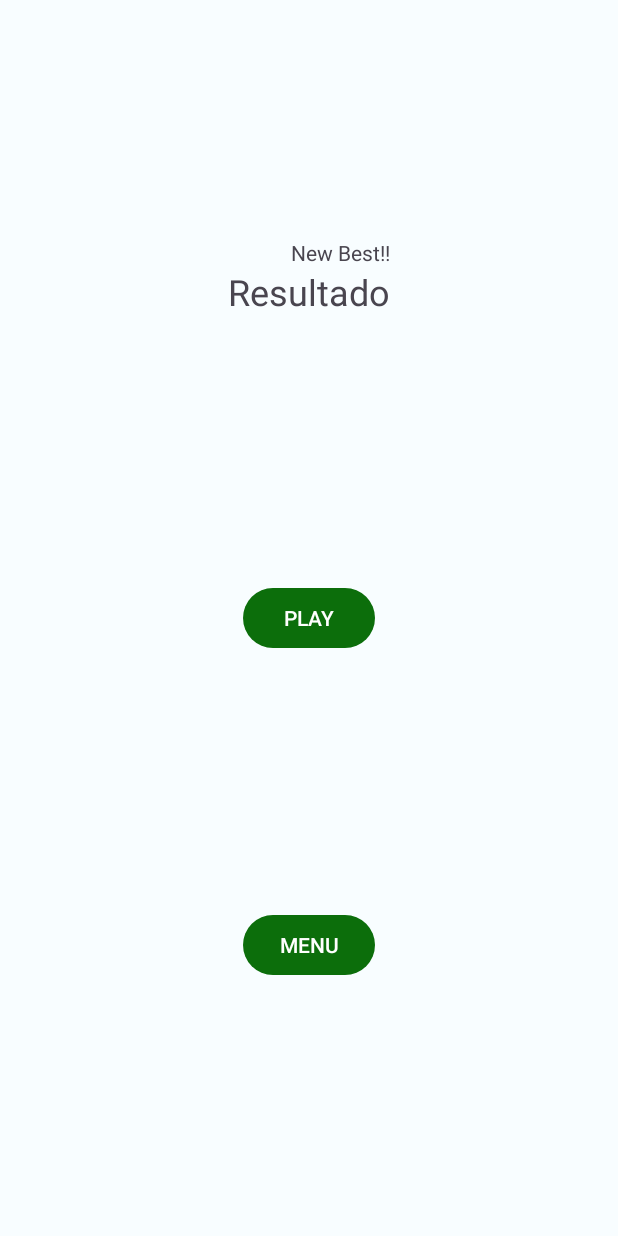
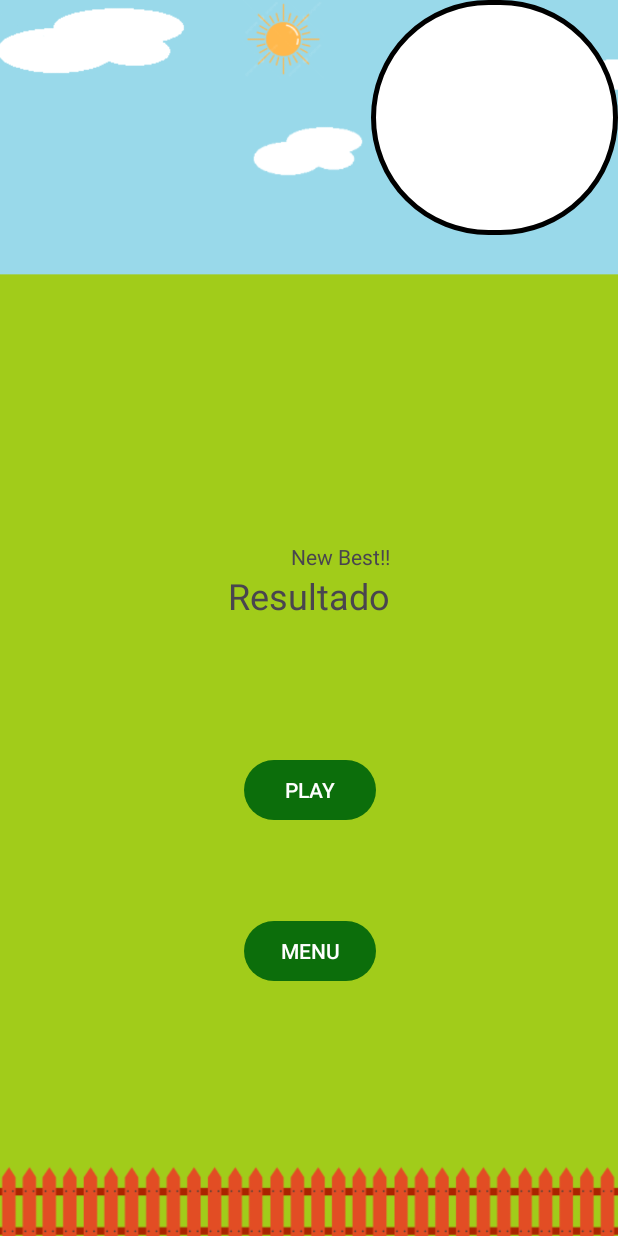
Before and after one commit to RodrigoHdezPimentel/Actividad_Desarrollo_Movil, an Android app: the layout activity_resultado.xml on its own in the app's theme, with its tools: preview values and no code run, on a phone screen of 412 x 824 dp. Run offline under Robolectric (Android 15) with nearby library versions, the phone set to English and light mode, and no system bars.

Commit message:
version actualizada

```diff
--- a/app/src/main/java/com/example/Wacamole/resultado.java
+++ b/app/src/main/java/com/example/Wacamole/resultado.java
@@ -7,6 +7,7 @@ import android.content.Intent;
 import android.os.Bundle;
 import android.view.View;
 import android.widget.Button;
+import android.widget.ImageView;
 import android.widget.TextView;
 import android.widget.Toast;
 
@@ -29,6 +30,7 @@ public class resultado extends AppCompatActivity {
         super.onCreate(savedInstanceState);
         setContentView(R.layout.activity_resultado);
 
+        ImageView goTop = findViewById(R.id.goTablatop);
         Button play = findViewById(R.id.toGame);
         Button menu = findViewById(R.id.toMenu);
         TextView newBest = findViewById(R.id.newBest);
@@ -84,5 +86,14 @@ public class resultado extends AppCompatActivity {
 
             }
         });
+
+        goTop.setOnClickListener(new View.OnClickListener() {
+            @Override
+            public void onClick(View view) {
+                Intent toTabla = new Intent(resultado.this, TablaTop.class);
+                toTabla.putExtra("Nombre", username);
+                startActivity(toTabla);
+            }
+        });
     }
 }
--- a/app/src/main/res/layout/activity_resultado.xml
+++ b/app/src/main/res/layout/activity_resultado.xml
@@ -4,7 +4,20 @@
     xmlns:tools="http://schemas.android.com/tools"
     android:layout_width="match_parent"
     android:layout_height="match_parent"
-    tools:context=".resultado">
+    tools:context=".resultado"
+    >
+
+
+    <ImageView
+        android:id="@+id/background"
+        android:layout_width="0dp"
+        android:layout_height="0dp"
+        android:scaleType="centerCrop"
+        app:layout_constraintBottom_toBottomOf="parent"
+        app:layout_constraintEnd_toEndOf="parent"
+        app:layout_constraintStart_toStartOf="parent"
+        app:layout_constraintTop_toTopOf="parent"
+        app:srcCompat="@drawable/gamebackground" />
 
     <Button
         android:id="@+id/toMenu"
@@ -13,18 +26,20 @@
         android:text="MENU"
         app:layout_constraintBottom_toBottomOf="parent"
         app:layout_constraintEnd_toEndOf="parent"
+        app:layout_constraintHorizontal_bias="0.502"
         app:layout_constraintStart_toStartOf="parent"
-        app:layout_constraintTop_toBottomOf="@+id/toGame" />
+        app:layout_constraintTop_toBottomOf="@+id/result" />
 
     <Button
         android:id="@+id/toGame"
         android:layout_width="wrap_content"
         android:layout_height="wrap_content"
         android:text="PLAY"
-        app:layout_constraintBottom_toBottomOf="parent"
+        app:layout_constraintBottom_toTopOf="@+id/toMenu"
         app:layout_constraintEnd_toEndOf="parent"
+        app:layout_constraintHorizontal_bias="0.502"
         app:layout_constraintStart_toStartOf="parent"
-        app:layout_constraintTop_toTopOf="parent" />
+        app:layout_constraintTop_toBottomOf="@+id/result" />
 
     <TextView
         android:id="@+id/result"
@@ -32,10 +47,11 @@
         android:layout_height="wrap_content"
         android:text="Resultado"
         android:textSize="24sp"
-        app:layout_constraintBottom_toTopOf="@+id/toGame"
+        android:paddingBottom="30dp"
+        app:layout_constraintBottom_toBottomOf="parent"
         app:layout_constraintEnd_toEndOf="parent"
         app:layout_constraintStart_toStartOf="parent"
-        app:layout_constraintTop_toTopOf="parent" />
+        app:layout_constraintTop_toTopOf="@+id/background" />
 
     <TextView
         android:id="@+id/newBest"
@@ -44,4 +60,30 @@
         android:text="New Best!!"
         app:layout_constraintBottom_toTopOf="@+id/result"
         app:layout_constraintEnd_toEndOf="@+id/result" />
+
+    <ImageView
+        android:id="@+id/goTablatop"
+        android:layout_width="0dp"
+        android:layout_height="0dp"
+        app:layout_constraintBottom_toTopOf="@+id/guideline56"
+        app:layout_constraintEnd_toEndOf="parent"
+        app:layout_constraintStart_toStartOf="@+id/guideline57"
+        app:layout_constraintTop_toTopOf="parent"
+        app:srcCompat="@drawable/borde_redondo" />
+
+    <androidx.constraintlayout.widget.Guideline
+        android:id="@+id/guideline56"
+        android:layout_width="wrap_content"
+        android:layout_height="wrap_content"
+        android:orientation="horizontal"
+        app:layout_constraintGuide_percent="0.19" />
+
+    <androidx.constraintlayout.widget.Guideline
+        android:id="@+id/guideline57"
+        android:layout_width="wrap_content"
+        android:layout_height="wrap_content"
+        android:orientation="vertical"
+        app:layout_constraintGuide_percent="0.6006192" />
+
+
 </androidx.constraintlayout.widget.ConstraintLayout>
```
